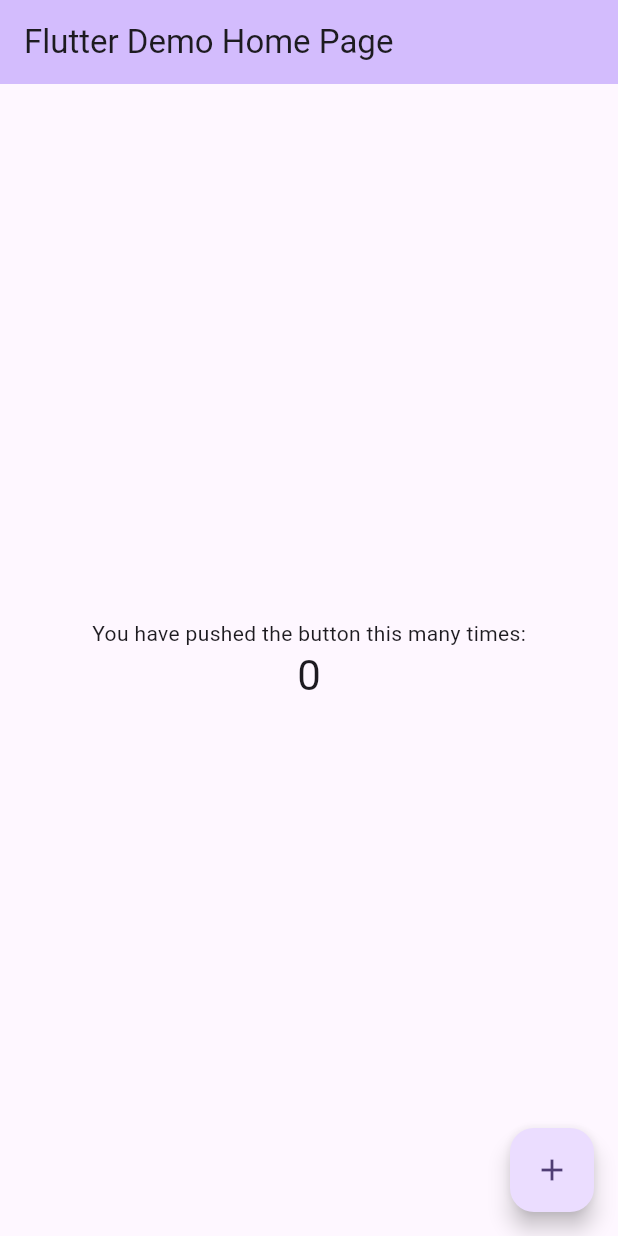
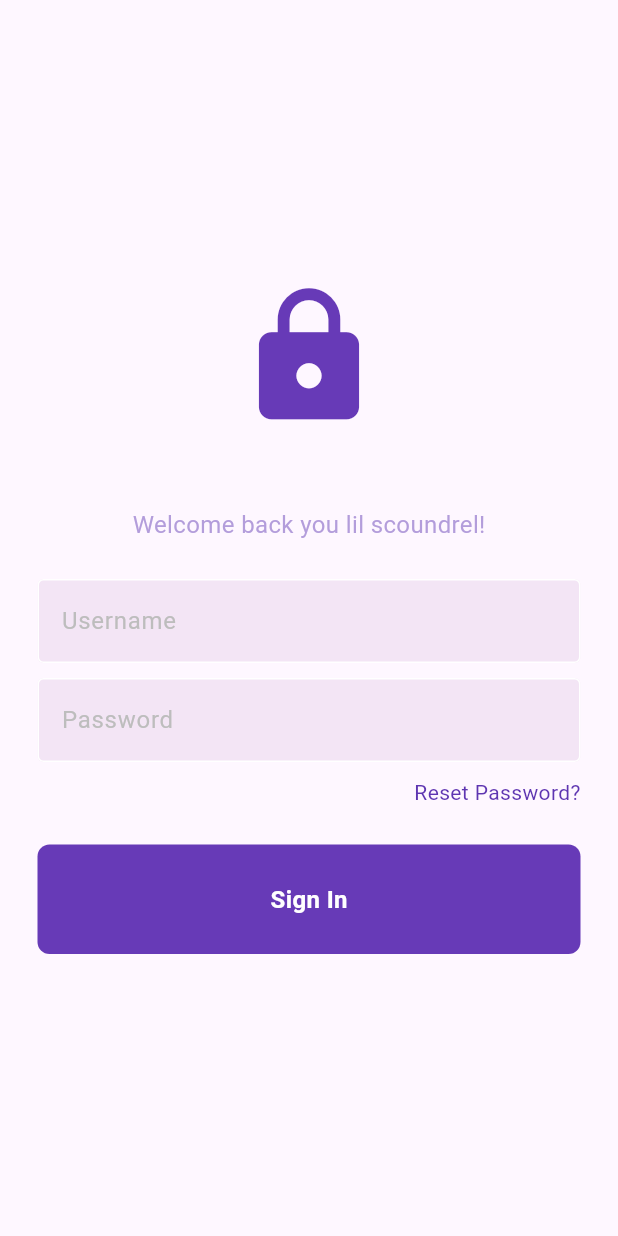
Before and after one commit to QuickAxe/RADCM, a Flutter app: the screen it shows after launch, on a phone screen of 412 x 824 dp. Run offline on Flutter 3.47's test engine with Material 3 defaults, Android fonts, the phone set to English and light mode, and no system bars; our stand-ins replace flutter_map, fluttertoast, geolocator, latlong2, rxdart, sensors_plus and 2 more; missing offline and left inert: android_intent_plus, flutter_isolate, flutter_rotation_sensor.

Commit message:
added admin login

```diff
--- /dev/null
+++ b/admin_app/lib/components/my_textfield.dart
@@ -0,0 +1,36 @@
+import 'package:flutter/material.dart';
+
+class MyTextField extends StatelessWidget {
+  final controller;
+  final String hintText;
+  final bool obscureText;
+
+  const MyTextField({
+    super.key,
+    required this.controller,
+    required this.hintText,
+    required this.obscureText,
+  });
+
+  @override
+  Widget build(BuildContext context) {
+    return Padding(
+      padding: const EdgeInsets.symmetric(horizontal: 25.0),
+      child: TextField(
+        controller: controller,
+        obscureText: obscureText,
+        decoration: InputDecoration(
+            enabledBorder: const OutlineInputBorder(
+              borderSide: BorderSide(color: Colors.white),
+            ),
+            focusedBorder: OutlineInputBorder(
+              borderSide: BorderSide(color: Colors.white),
+            ),
+            fillColor: Colors.purple[50],
+            filled: true,
+            hintText: hintText,
+            hintStyle: TextStyle(color: Colors.grey[400])),
+      ),
+    );
+  }
+}
--- /dev/null
+++ b/admin_app/lib/components/sign_in_button.dart
@@ -0,0 +1,32 @@
+import 'package:flutter/material.dart';
+
+class SignInButton extends StatelessWidget {
+  final Function()? onTap;
+
+  const SignInButton({super.key, required this.onTap});
+
+  @override
+  Widget build(BuildContext context) {
+    return GestureDetector(
+      onTap: onTap,
+      child: Container(
+        padding: const EdgeInsets.all(25),
+        margin: const EdgeInsets.symmetric(horizontal: 25),
+        decoration: BoxDecoration(
+          color: Colors.deepPurple,
+          borderRadius: BorderRadius.circular(8),
+        ),
+        child: const Center(
+          child: Text(
+            "Sign In",
+            style: TextStyle(
+              color: Colors.white,
+              fontWeight: FontWeight.bold,
+              fontSize: 16,
+            ),
+          ),
+        ),
+      ),
+    );
+  }
+}
--- a/admin_app/lib/main.dart
+++ b/admin_app/lib/main.dart
@@ -1,125 +1,29 @@
+import 'package:admin_app/pages/home_screen.dart';
+import 'package:admin_app/pages/login_page.dart';
 import 'package:flutter/material.dart';
+import 'package:shared_preferences/shared_preferences.dart';
 
-void main() {
-  runApp(const MyApp());
+Future<void> main() async {
+  WidgetsFlutterBinding.ensureInitialized();
+
+  final prefs = await SharedPreferences.getInstance();
+  String? username = prefs.getString("username");
+  runApp(MyApp(username: username));
 }
 
 class MyApp extends StatelessWidget {
-  const MyApp({super.key});
+  final String? username;
+  const MyApp({super.key, required this.username});
 
-  // This widget is the root of your application.
   @override
   Widget build(BuildContext context) {
     return MaterialApp(
-      title: 'Flutter Demo',
       theme: ThemeData(
-        // This is the theme of your application.
-        //
-        // TRY THIS: Try running your application with "flutter run". You'll see
-        // the application has a purple toolbar. Then, without quitting the app,
-        // try changing the seedColor in the colorScheme below to Colors.green
-        // and then invoke "hot reload" (save your changes or press the "hot
-        // reload" button in a Flutter-supported IDE, or press "r" if you used
-        // the command line to start the app).
-        //
-        // Notice that the counter didn't reset back to zero; the application
-        // state is not lost during the reload. To reset the state, use hot
-        // restart instead.
-        //
-        // This works for code too, not just values: Most code changes can be
-        // tested with just a hot reload.
         colorScheme: ColorScheme.fromSeed(seedColor: Colors.deepPurple),
         useMaterial3: true,
       ),
-      home: const MyHomePage(title: 'Flutter Demo Home Page'),
+      debugShowCheckedModeBanner: false,
+      home: username == null ? LoginPage() : HomeScreen(),
     );
   }
 }
-
-class MyHomePage extends StatefulWidget {
-  const MyHomePage({super.key, required this.title});
-
-  // This widget is the home page of your application. It is stateful, meaning
-  // that it has a State object (defined below) that contains fields that affect
-  // how it looks.
-
-  // This class is the configuration for the state. It holds the values (in this
-  // case the title) provided by the parent (in this case the App widget) and
-  // used by the build method of the State. Fields in a Widget subclass are
-  // always marked "final".
-
-  final String title;
-
-  @override
-  State<MyHomePage> createState() => _MyHomePageState();
-}
-
-class _MyHomePageState extends State<MyHomePage> {
-  int _counter = 0;
-
-  void _incrementCounter() {
-    setState(() {
-      // This call to setState tells the Flutter framework that something has
-      // changed in this State, which causes it to rerun the build method below
-      // so that the display can reflect the updated values. If we changed
-      // _counter without calling setState(), then the build method would not be
-      // called again, and so nothing would appear to happen.
-      _counter++;
-    });
-  }
-
-  @override
-  Widget build(BuildContext context) {
-    // This method is rerun every time setState is called, for instance as done
-    // by the _incrementCounter method above.
-    //
-    // The Flutter framework has been optimized to make rerunning build methods
-    // fast, so that you can just rebuild anything that needs updating rather
-    // than having to individually change instances of widgets.
-    return Scaffold(
-      appBar: AppBar(
-        // TRY THIS: Try changing the color here to a specific color (to
-        // Colors.amber, perhaps?) and trigger a hot reload to see the AppBar
-        // change color while the other colors stay the same.
-        backgroundColor: Theme.of(context).colorScheme.inversePrimary,
-        // Here we take the value from the MyHomePage object that was created by
-        // the App.build method, and use it to set our appbar title.
-        title: Text(widget.title),
-      ),
-      body: Center(
-        // Center is a layout widget. It takes a single child and positions it
-        // in the middle of the parent.
-        child: Column(
-          // Column is also a layout widget. It takes a list of children and
-          // arranges them vertically. By default, it sizes itself to fit its
-          // children horizontally, and tries to be as tall as its parent.
-          //
-          // Column has various properties to control how it sizes itself and
-          // how it positions its children. Here we use mainAxisAlignment to
-          // center the children vertically; the main axis here is the vertical
-          // axis because Columns are vertical (the cross axis would be
-          // horizontal).
-          //
-          // TRY THIS: Invoke "debug painting" (choose the "Toggle Debug Paint"
-          // action in the IDE, or press "p" in the console), to see the
-          // wireframe for each widget.
-          mainAxisAlignment: MainAxisAlignment.center,
-          children: <Widget>[
-            const Text(
-              'You have pushed the button this many times:',
-            ),
-            Text(
-              '$_counter',
-              style: Theme.of(context).textTheme.headlineMedium,
-            ),
-          ],
-        ),
-      ),
-      floatingActionButton: FloatingActionButton(
-        onPressed: _incrementCounter,
-        tooltip: 'Increment',
-        child: const Icon(Icons.add),
-      ), // This trailing comma makes auto-formatting nicer for build methods.
-    );
-  }
-}
--- /dev/null
+++ b/admin_app/lib/pages/home_screen.dart
@@ -0,0 +1,16 @@
+import 'package:admin_app/pages/login_page.dart';
+import 'package:flutter/material.dart';
+
+class HomeScreen extends StatefulWidget {
+  const HomeScreen({super.key});
+  @override
+  State<HomeScreen> createState() => _HomeScreenState();
+}
+
+class _HomeScreenState extends State<HomeScreen> {
+  @override
+  Widget build(BuildContext context) {
+
+    return Scaffold();
+  }
+}
--- /dev/null
+++ b/admin_app/lib/pages/login_page.dart
@@ -0,0 +1,118 @@
+import 'package:admin_app/pages/home_screen.dart';
+import 'package:flutter/material.dart';
+
+import '../components/sign_in_button.dart';
+import '../components/my_textfield.dart';
+import 'package:fluttertoast/fluttertoast.dart';
+import 'package:shared_preferences/shared_preferences.dart';
+
+class LoginPage extends StatelessWidget {
+  LoginPage({super.key});
+
+  // text editing controllers
+  final usernameController = TextEditingController();
+  final passwordController = TextEditingController();
+  late final BuildContext? appContext;
+
+  // sign user in method
+  Future<void> signUserIn() async {
+    if(usernameController.text.toString() == "DIRTY" && passwordController.text.toString() == "VERY"){
+      final prefs = await SharedPreferences.getInstance();
+
+      // update creds
+      await prefs.setString("username", usernameController.text.toString());
+      await prefs.setString("password", passwordController.text.toString());
+
+      Fluttertoast.showToast(
+        msg: "Starting App",
+        toastLength: Toast.LENGTH_LONG,
+      );
+
+      Navigator.pushReplacement(appContext!, MaterialPageRoute(builder: (context) => HomeScreen()),);
+    }
+    else{
+      Fluttertoast.showToast(
+        msg: "WHY YOU LYING?",
+        toastLength: Toast.LENGTH_LONG,
+      );
+    }
+  }
+
+  @override
+  Widget build(BuildContext context) {
+    appContext = context;
+
+    return Scaffold(
+      // backgroundColor: Theme.of(context).colorScheme.primaryFixedDim,
+      body: SafeArea(
+        child: Center(
+          child: Column(
+            mainAxisAlignment: MainAxisAlignment.center,
+            children: [
+              // const SizedBox(height: 50),
+
+              // logo
+              const Icon(
+                Icons.lock,
+                size: 100,
+                color: Colors.deepPurple,
+              ),
+
+              const SizedBox(height: 50),
+
+              // welcome back, you've been missed!
+              Text(
+                'Welcome back you lil scoundrel!',
+                style: TextStyle(
+                  color: Colors.deepPurple[200],
+                  fontSize: 16,
+                ),
+              ),
+
+              const SizedBox(height: 25),
+
+              // username textfield
+              MyTextField(
+                controller: usernameController,
+                hintText: 'Username',
+                obscureText: false,
+              ),
+
+              const SizedBox(height: 10),
+
+              // password textfield
+              MyTextField(
+                controller: passwordController,
+                hintText: 'Password',
+                obscureText: true,
+              ),
+
+              const SizedBox(height: 10),
+
+              // forgot password?
+              Padding(
+                padding: const EdgeInsets.symmetric(horizontal: 25.0),
+                child: Row(
+                  mainAxisAlignment: MainAxisAlignment.end,
+                  children: [
+                    Text(
+                      'Reset Password?',
+                      style: TextStyle(color: Colors.deepPurple[600]),
+                    ),
+                  ],
+                ),
+              ),
+
+              const SizedBox(height: 25),
+
+              // sign in button
+              SignInButton(
+                onTap: signUserIn,
+              ),
+            ],
+          ),
+        ),
+      ),
+    );
+  }
+}
--- a/admin_app/pubspec.yaml
+++ b/admin_app/pubspec.yaml
@@ -45,6 +45,9 @@ dev_dependencies:
   # package. See that file for information about deactivating specific lint
   # rules and activating additional ones.
   flutter_lints: ^5.0.0
+  fluttertoast: ^8.2.10
+  provider: ^6.1.2
+  shared_preferences: ^2.3.5
 
 # For information on the generic Dart part of this file, see the
 # following page: https://dart.dev/tools/pub/pubspec
```
Also changed, not shown: admin_app/pubspec.lock, 2 other files.
